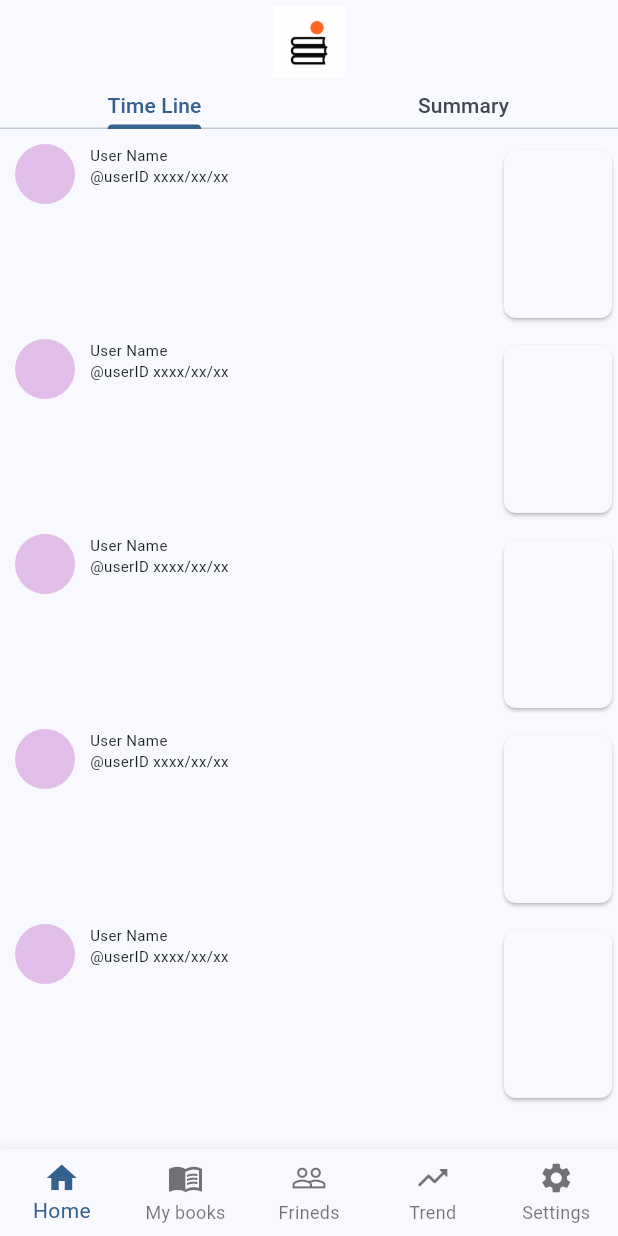
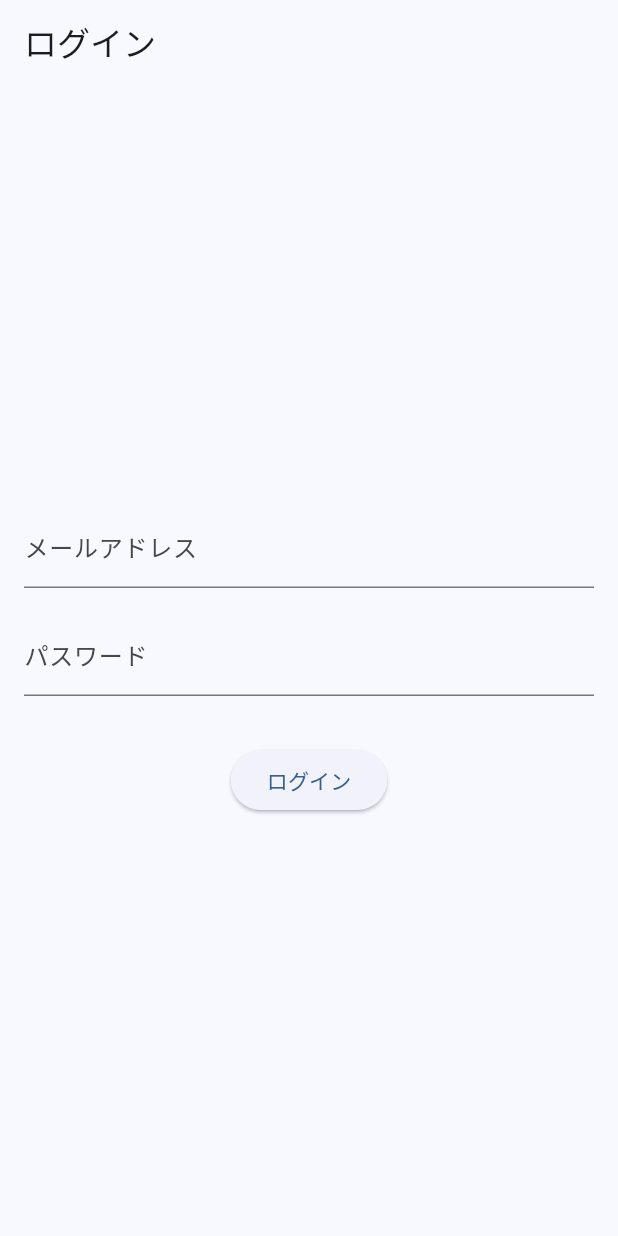
Before and after one commit to n0o0i/yomiru, a Flutter app: the screen it shows after launch, on a phone screen of 412 x 824 dp. Run offline on Flutter 3.47's test engine with Material 3 defaults, Android fonts, the phone set to English and light mode, and no system bars; our stand-ins replace dio, flutter_rating_bar, flutter_secure_storage, hive, hive_flutter, shared_preferences; accounts and stored records are empty.

Commit message:
add login and logout functions

```diff
--- /dev/null
+++ b/lib/frontend/shared/auth_check_screen.dart
@@ -0,0 +1,34 @@
+import 'package:flutter/material.dart';
+import 'package:yomiru/services/api_client.dart';
+import '../homePage.dart';
+import 'login_screen.dart';
+
+class AuthCheckScreen extends StatelessWidget{
+  const AuthCheckScreen({super.key});
+
+  @override
+  Widget build(BuildContext context) {
+    return FutureBuilder<bool>(
+      future: ApiClient().isAuthenticated(),
+      builder: (context, snapshot) {
+        if (snapshot.connectionState == ConnectionState.done && snapshot.hasError) {
+          return const Center(child: Text('認証チェック中にエラーが発生しました'));
+        }
+
+        if (snapshot.connectionState == ConnectionState.done) {
+          final bool isLoggedIn = snapshot.data ?? false;
+
+          if (isLoggedIn) {
+            return const HomePage();
+          } else {
+            return const LoginScreen();
+          }
+        }
+
+        return const Scaffold(
+          body: Center(child: CircularProgressIndicator()),
+        );
+      }
+    );
+  }
+}
--- /dev/null
+++ b/lib/frontend/shared/login_screen.dart
@@ -0,0 +1,69 @@
+import 'package:flutter/material.dart';
+import 'package:yomiru/services/api_client.dart';
+import '../homePage.dart';
+
+class LoginScreen extends StatefulWidget {
+  const LoginScreen({super.key});
+
+  @override
+  State<LoginScreen> createState() => _LoginScreenState();
+}
+
+class _LoginScreenState extends State<LoginScreen> {
+  final _emailController = TextEditingController();
+  final _passwordController = TextEditingController();
+  final ApiClient _apiClient = ApiClient();
+  bool _isLoading = false;
+
+  Future<void> _handleLogin() async {
+    setState(() => _isLoading = true);
+    try {
+      await _apiClient.signIn(_emailController.text, _passwordController.text);
+
+      if (mounted) {
+        Navigator.of(context).pushReplacement(
+          MaterialPageRoute(builder: (context) => const HomePage()),
+        );
+      }
+    } catch (e) {
+      if (mounted) {
+        ScaffoldMessenger.of(context).showSnackBar(
+          SnackBar(content: Text('ログイン失敗: ${e.toString()}')),
+        );
+      }
+    } finally {
+      setState(() => _isLoading = false);
+    }
+  }
+
+  @override
+  Widget build(BuildContext context) {
+    return Scaffold(
+      appBar: AppBar(title: const Text('ログイン')),
+      body: Padding(
+        padding: const EdgeInsets.all(16.0),
+        child: Column(
+          mainAxisAlignment: MainAxisAlignment.center,
+          children: [
+            TextField(
+              controller: _emailController,
+              decoration: const InputDecoration(labelText: 'メールアドレス'),
+              keyboardType: TextInputType.emailAddress,
+            ),
+            const SizedBox(height: 16),
+            TextField(
+              controller: _passwordController,
+              decoration: const InputDecoration(labelText: 'パスワード'),
+              obscureText: true,
+            ),
+            const SizedBox(height: 32),
+            _isLoading
+              ? const CircularProgressIndicator()
+              : ElevatedButton(onPressed: _handleLogin, child: const Text('ログイン'))
+          ],
+        ),
+      ),
+    );
+  }
+
+}
--- a/lib/main.dart
+++ b/lib/main.dart
@@ -2,6 +2,7 @@ import 'package:flutter/material.dart';
 import 'package:yomiru/frontend/homePage.dart';
 import 'package:yomiru/services/hive_service.dart';
 import 'package:yomiru/services/config_service.dart';
+import 'package:yomiru/frontend/shared/auth_check_screen.dart';
 
 void main() async {
   WidgetsFlutterBinding.ensureInitialized();
@@ -30,6 +31,6 @@ void main() async {
       ),
     ),
     themeMode: ThemeMode.system, // システムの設定に従う
-    home: HomePage(),
+    home: AuthCheckScreen(),
   ));
 }
--- /dev/null
+++ b/lib/models/book_relation.dart
@@ -0,0 +1,31 @@
+import 'package:json_annotation/json_annotation.dart';
+import 'book.dart';
+
+part 'book_relation.g.dart';
+
+@JsonSerializable()
+class BookRelation {
+  final String id;
+  @JsonKey(name: 'user_id')
+  final String userId;
+  @JsonKey(name: 'book_id')
+  final String bookId;
+  final String status;
+  final double? rating;
+  final String? notes;
+
+  final Book? books;
+
+  BookRelation({
+    required this.id,
+    required this.userId,
+    required this.bookId,
+    required this.status,
+    this.rating,
+    this.notes,
+    this.books,
+  });
+
+  factory BookRelation.fromJson(Map<String, dynamic> json) => _$BookRelationFromJson(json);
+  Map<String, dynamic> toJson() => _$BookRelationToJson(this);
+}
--- /dev/null
+++ b/lib/services/api_client.dart
@@ -0,0 +1,93 @@
+import 'package:dio/dio.dart';
+import 'package:flutter_secure_storage/flutter_secure_storage.dart';
+import '../models/book_relation.dart';
+import 'config_service.dart';
+import 'dart:io' show Platform;
+
+class ApiClient {
+  late Dio _dio;
+  static String get _baseUrl {
+    String base = ConfigService.apiBaseUrl;
+
+    if (base.contains('localhost')) {
+      if (Platform.isAndroid) {
+        // Androidの場合のみ置換
+        base = base.replaceAll('localhost', '10.0.2.2');
+      } else if (Platform.isIOS) {
+        // iOSの場合、localhostのまま (置換しない)
+      }
+    }
+
+  String finalUrl = base.endsWith('/v1') ? base : '$base/v1';
+  print('DEBUG: ApiClient Base URL is: $finalUrl'); // ★ これを追記
+  return finalUrl;
+    // return base.endsWith('/v1') ? base : '$base/v1';
+  }
+
+
+
+  // static const String _baseUrl = 'http://10.0.2.2:3000/api/v1';// ★ エミュレータからPCのローカルホストにアクセスするためのIP
+  // final Dio _dio = Dio(BaseOptions(baseUrl: _baseUrl));
+  final _strage = const FlutterSecureStorage();
+
+  ApiClient() {
+    _dio = Dio(BaseOptions(
+      baseUrl: _baseUrl, // getter を呼び出す
+      connectTimeout: const Duration(seconds: 30), // タイムアウトを長めに設定
+      receiveTimeout: const Duration(seconds: 30),
+    ));
+    _dio.interceptors.add(InterceptorsWrapper(
+      onRequest: (options, handler) async {
+        final token = await _strage.read(key: 'jwt_token');
+
+        if (token != null) {
+          options.headers['Authorization'] = 'Bearer $token';
+        }
+        return handler.next(options);
+      },
+    ));
+  }
+
+  Future<void> signIn(String email, String password) async {
+      final response = await _dio.post('/auth/login', data: {
+        'email': email,
+        'password': password,
+      });
+
+      if(response.statusCode == 200) {
+        final session = response.data['session'];
+        if (session != null && session['access_token'] != null) {
+          await _strage.write(key: 'jwt_token', value: session['access_token']);
+        }
+      } else {
+        throw Exception('Failed to sign in');
+      }
+  }
+
+  Future<void> logout() async {
+    await _strage.delete(key: 'jwt_token');
+  }
+
+  Future<List<BookRelation>> fetchMyBooks() async {
+    try {
+      final response = await _dio.get('/mybooks');
+
+      if (response.statusCode == 200) {
+        final List<dynamic> data = response.data['data'];
+        return data.map((json) => BookRelation.fromJson(json)).toList();
+      }
+      throw Exception('Failed to load books');
+    } on DioException catch (e) {
+      if (e.response?.statusCode == 401) {
+        throw Exception('Unauthorized: session expired or invalid token');
+      }
+      rethrow;
+    }
+  }
+
+  Future<bool> isAuthenticated() async {
+    final token = await _strage.read(key: 'jwt_token');
+
+    return token != null;
+  }
+}
```
Also changed, not shown: lib/frontend/Settings/settingsHome.dart (+25 -1 lines), lib/models/book.dart (added, +35 -0 lines), pubspec.yaml (+4 -4 lines), lib/models/book.g.dart (added), lib/models/book_relation.g.dart (added), pubspec.lock, 3 other files.
